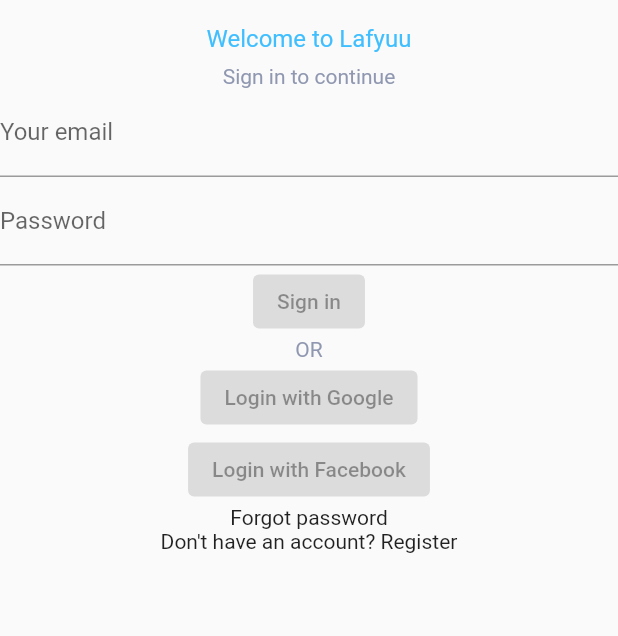
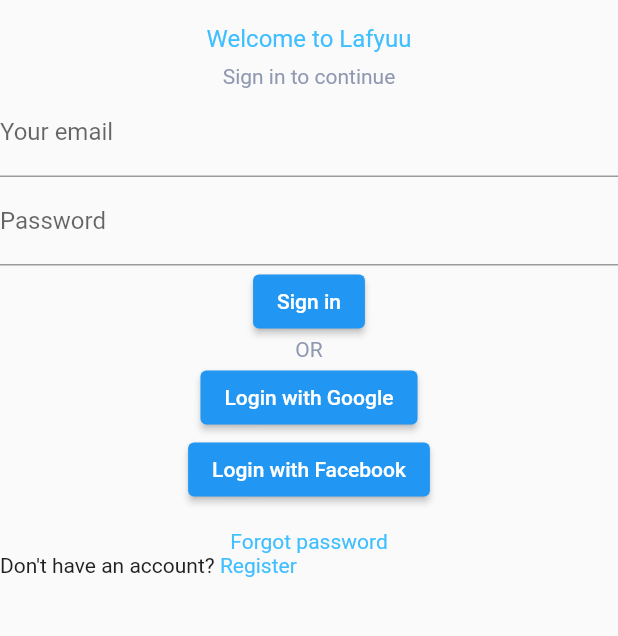
Before and after one commit to Amirelo/ClothesShop_App, a Flutter app: the screen it shows after launch, on a phone screen of 412 x 824 dp, the part 258-894 px from its top. Run offline on Flutter 3.47's test engine with Material 2 defaults, Android fonts, the phone set to English and light mode, and no system bars.

Commit message:
Add component: CustomButton

```diff
--- a/lib/src/screens/auth/SignInScreen.dart
+++ b/lib/src/screens/auth/SignInScreen.dart
@@ -18,8 +18,17 @@ class SignInScreen extends StatelessWidget {
                   height: 72,
                   child: Image.asset('assets/images/logo_white.png')),
             )),
-        CustomText(text: "Welcome to Lafyuu", paddingTop: 16, fontSize: 16, textColor: ThemeDefault().primaryColor,),
-        CustomText(text: "Sign in to continue", paddingTop: 8, textColor: ThemeDefault().secondaryTextColor,),
+        CustomText(
+          text: "Welcome to Lafyuu",
+          paddingTop: 16,
+          fontSize: 16,
+          textColor: ThemeDefault().primaryColor,
+        ),
+        CustomText(
+          text: "Sign in to continue",
+          paddingTop: 8,
+          textColor: ThemeDefault().secondaryTextColor,
+        ),
         const TextField(
           decoration: InputDecoration(labelText: "Your email"),
         ),
@@ -27,14 +36,29 @@ class SignInScreen extends StatelessWidget {
           obscureText: true,
           decoration: InputDecoration(labelText: "Password"),
         ),
-        const ElevatedButton(onPressed: null, child: Text("Sign in")),
-        CustomText(text: "OR", textColor: ThemeDefault().secondaryTextColor,),
-        const ElevatedButton(onPressed: null, child: Text("Login with Google")),
+        const ElevatedButton(onPressed: _buttonAction, child: Text("Sign in")),
+        CustomText(
+          text: "OR",
+          textColor: ThemeDefault().secondaryTextColor,
+        ),
         const ElevatedButton(
-            onPressed: null, child: Text("Login with Facebook")),
-        const Text("Forgot password"),
-        const Text("Don't have an account? Register"),
+            onPressed: _buttonAction, child: Text("Login with Google")),
+        const ElevatedButton(
+            onPressed: _buttonAction, child: Text("Login with Facebook")),
+        CustomText(
+          text: "Forgot password",
+          textColor: ThemeDefault().primaryColor,
+          paddingTop: 16,
+        ),
+        Row(
+          children: [
+            CustomText(text: "Don't have an account? "),
+            CustomText(text: 'Register', textColor: ThemeDefault().primaryColor,)
+          ],
+        ),
       ],
     );
   }
 }
+
+_buttonAction() {}
```
Also changed, not shown: lib/src/widgets/CustomButton.dart (added, +34 -0 lines).
